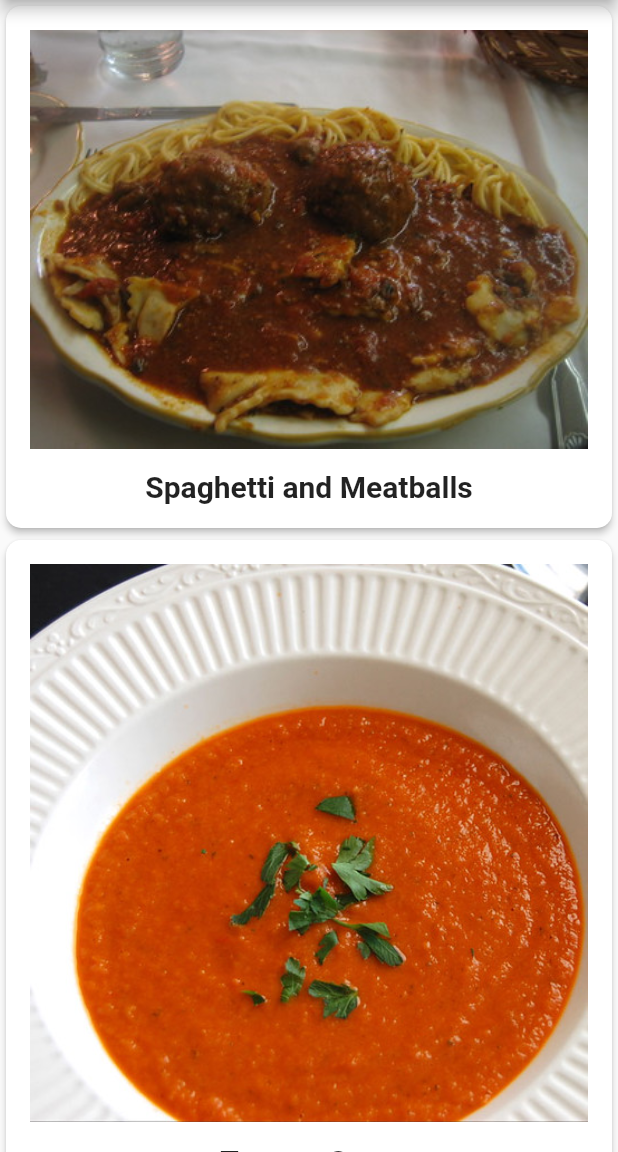
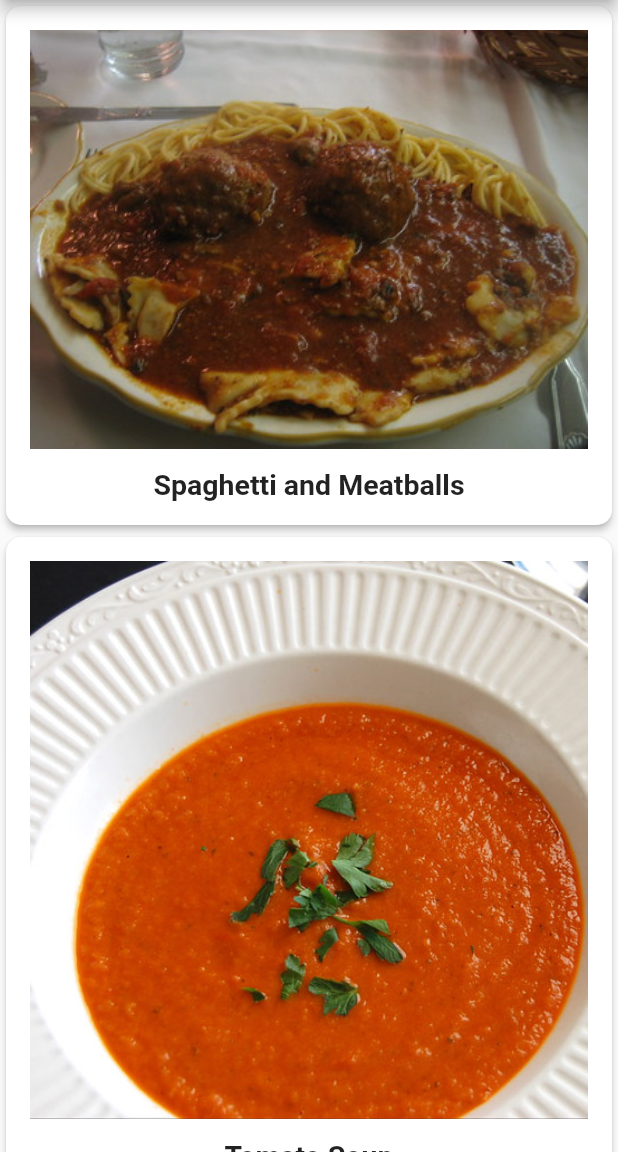
Before and after one commit to erecord/flutter-basic-recipe-app, a Flutter app: the screen it shows after launch, on a phone screen of 412 x 824 dp, the part 84-1236 px from its top. Run offline on Flutter 3.47's test engine with Material 2 defaults, Android fonts, the phone set to English and light mode, and no system bars; Roboto replaces fonts that are missing (Palatino).

```diff
--- a/lib/main.dart
+++ b/lib/main.dart
@@ -39,35 +39,19 @@ class MyHomePage extends StatefulWidget {
   State<MyHomePage> createState() => _MyHomePageState();
 }
 
-class _MyHomePageState extends State<MyHomePage> {
-  @override
-  Widget build(BuildContext context) {
-    return Scaffold(
-        appBar: AppBar(
-          title: Text(widget.title),
-        ),
-        body: SafeArea(
-          child: ListView.builder(
-              itemCount: Recipe.samples.length,
-              itemBuilder: (BuildContext context, int index) {
-                return buildRecipeCard(Recipe.samples[index]);
-              }),
-        ));
-  }
-
-  Padding buildPadding(Widget child) => Padding(
-      key: UniqueKey(), child: child, padding: const EdgeInsets.all(16));
+Padding buildPadding(Widget child) =>
+    Padding(key: UniqueKey(), child: child, padding: const EdgeInsets.all(16));
 
 Column buildColumn(Recipe recipe) {
   var children = [
     Image(image: AssetImage(recipe.imageUrl)),
     const SizedBox(
-        height: 14,
+      height: 13,
     ),
     Text(
       recipe.label,
       style: const TextStyle(
-            fontSize: 20, fontWeight: FontWeight.w700, fontFamily: 'Palatino'),
+          fontSize: 19, fontWeight: FontWeight.w700, fontFamily: 'Palatino'),
     )
   ];
   return Column(
@@ -83,4 +67,34 @@ class _MyHomePageState extends State<MyHomePage> {
 
 Widget buildRecipeCard(Recipe recipe) =>
     buildCard(buildPadding(buildColumn(recipe)));
+
+GestureDetector buildGestureDetector(
+        BuildContext context, Widget child, Widget onTapContent) =>
+    GestureDetector(
+      onTap: () {
+        Navigator.push(
+            context, MaterialPageRoute(builder: (context) => onTapContent));
+      },
+      child: child,
+    );
+
+Widget buildRecipeCards(BuildContext context, int index) =>
+    buildGestureDetector(
+        context, buildRecipeCard(Recipe.samples[index]), buildOnTapContent());
+
+Widget buildOnTapContent() => const Text('Details Page');
+
+class _MyHomePageState extends State<MyHomePage> {
+  @override
+  Widget build(BuildContext context) {
+    return Scaffold(
+        appBar: AppBar(
+          title: Text(widget.title),
+        ),
+        body: SafeArea(
+            child: ListView.builder(
+          itemCount: Recipe.samples.length,
+          itemBuilder: buildRecipeCards,
+        )));
   }
+}
```
Lines whose indentation alone changed are shown as unchanged.
